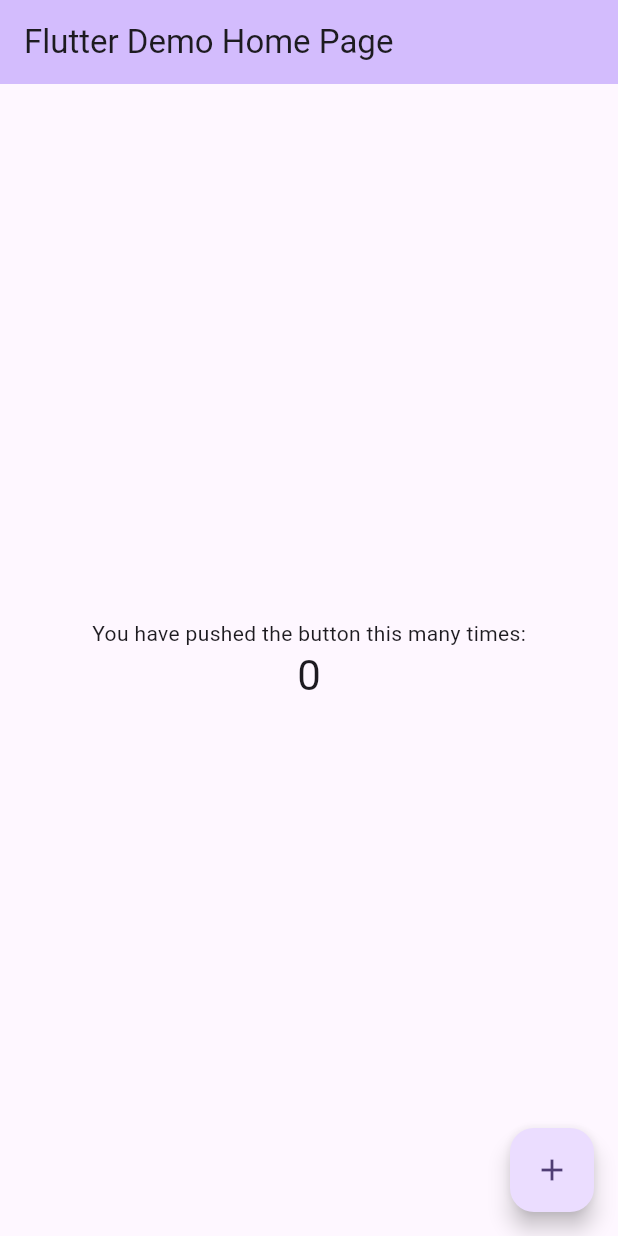
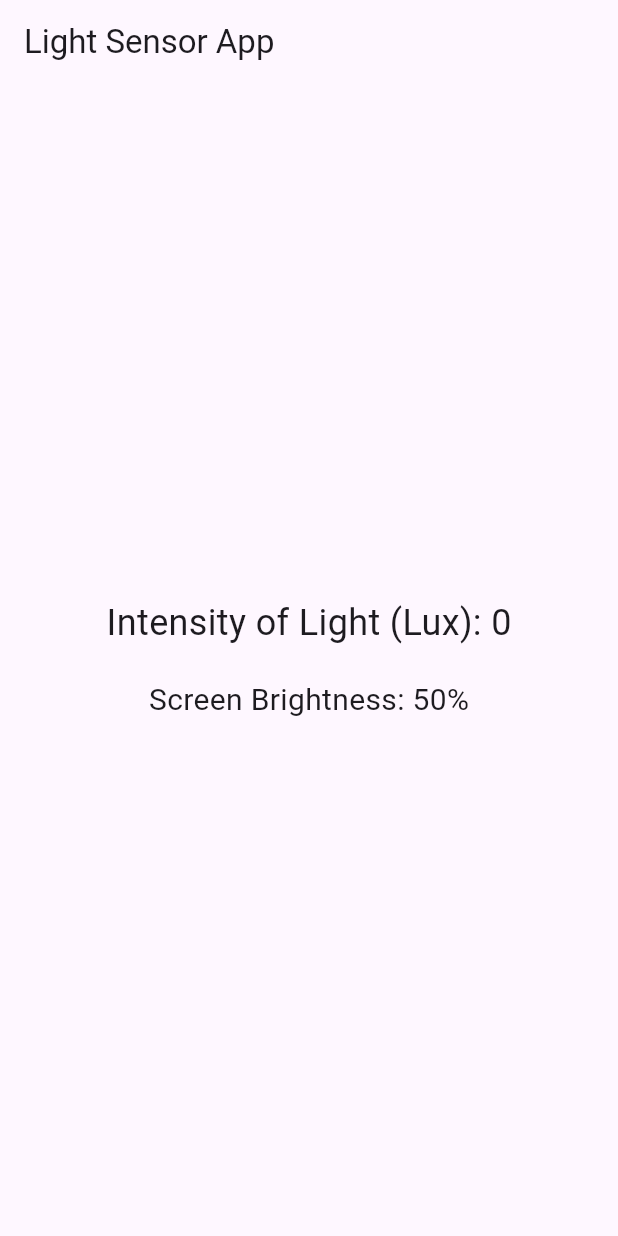
Before and after one commit to Syawalridho/grand-ball-auto, a Flutter app: the screen it shows after launch, on a phone screen of 412 x 824 dp. Run offline on Flutter 3.47's test engine with Material 3 defaults, Android fonts, the light colour scheme and no system bars; missing offline and left inert: light, screen_brightness.

Commit message:
update : test sensor cahaya

```diff
--- a/grand_ball_auto/lib/main.dart
+++ b/grand_ball_auto/lib/main.dart
@@ -1,125 +1,97 @@
 import 'package:flutter/material.dart';
+import 'package:light/light.dart';
+import 'package:screen_brightness/screen_brightness.dart';
 
 void main() {
-  runApp(const MyApp());
+  runApp(MyApp());
 }
 
 class MyApp extends StatelessWidget {
   const MyApp({super.key});
-
-  // This widget is the root of your application.
   @override
   Widget build(BuildContext context) {
     return MaterialApp(
-      title: 'Flutter Demo',
+      title: 'Light Sensor App',
       theme: ThemeData(
-        // This is the theme of your application.
-        //
-        // TRY THIS: Try running your application with "flutter run". You'll see
-        // the application has a purple toolbar. Then, without quitting the app,
-        // try changing the seedColor in the colorScheme below to Colors.green
-        // and then invoke "hot reload" (save your changes or press the "hot
-        // reload" button in a Flutter-supported IDE, or press "r" if you used
-        // the command line to start the app).
-        //
-        // Notice that the counter didn't reset back to zero; the application
-        // state is not lost during the reload. To reset the state, use hot
-        // restart instead.
-        //
-        // This works for code too, not just values: Most code changes can be
-        // tested with just a hot reload.
-        colorScheme: ColorScheme.fromSeed(seedColor: Colors.deepPurple),
-        useMaterial3: true,
+        primarySwatch: Colors.blue,
       ),
-      home: const MyHomePage(title: 'Flutter Demo Home Page'),
+      home: LightSensorPage(),
     );
   }
 }
 
-class MyHomePage extends StatefulWidget {
-  const MyHomePage({super.key, required this.title});
+class LightSensorPage extends StatefulWidget {
+  @override
+  _LightSensorPageState createState() => _LightSensorPageState();
+}
 
-  // This widget is the home page of your application. It is stateful, meaning
-  // that it has a State object (defined below) that contains fields that affect
-  // how it looks.
-
-  // This class is the configuration for the state. It holds the values (in this
-  // case the title) provided by the parent (in this case the App widget) and
-  // used by the build method of the State. Fields in a Widget subclass are
-  // always marked "final".
-
-  final String title;
+class _LightSensorPageState extends State<LightSensorPage> {
+  Light? _light;
+  double _targetBrightness = 0.5;
+  String _luxValue = '0';
+  final ScreenBrightness _screenBrightness = ScreenBrightness(); // Buat instans
 
   @override
-  State<MyHomePage> createState() => _MyHomePageState();
-}
+  void initState() {
+    super.initState();
+    _light = Light();
+    _startListening();
+  }
 
-class _MyHomePageState extends State<MyHomePage> {
-  int _counter = 0;
+  void _startListening() {
+    _light?.lightSensorStream.listen((luxValue) {
+      setState(() {
+        _luxValue = luxValue.toString();
+        _updateTargetBrightness(double.parse(luxValue.toString()));
+      });
+    });
+  }
 
-  void _incrementCounter() {
-    setState(() {
-      // This call to setState tells the Flutter framework that something has
-      // changed in this State, which causes it to rerun the build method below
-      // so that the display can reflect the updated values. If we changed
-      // _counter without calling setState(), then the build method would not be
-      // called again, and so nothing would appear to happen.
-      _counter++;
-    });
+  void _updateTargetBrightness(double luxValue) {
+    if (luxValue >= 80) {
+      _targetBrightness = 0.3;
+    } else if (luxValue >= 40) {
+      _targetBrightness = 0.5;
+    } else {
+      _targetBrightness = 0.8;
+    }
   }
 
   @override
   Widget build(BuildContext context) {
-    // This method is rerun every time setState is called, for instance as done
-    // by the _incrementCounter method above.
-    //
-    // The Flutter framework has been optimized to make rerunning build methods
-    // fast, so that you can just rebuild anything that needs updating rather
-    // than having to individually change instances of widgets.
     return Scaffold(
       appBar: AppBar(
-        // TRY THIS: Try changing the color here to a specific color (to
-        // Colors.amber, perhaps?) and trigger a hot reload to see the AppBar
-        // change color while the other colors stay the same.
-        backgroundColor: Theme.of(context).colorScheme.inversePrimary,
-        // Here we take the value from the MyHomePage object that was created by
-        // the App.build method, and use it to set our appbar title.
-        title: Text(widget.title),
+        title: Text('Light Sensor App'),
       ),
       body: Center(
-        // Center is a layout widget. It takes a single child and positions it
-        // in the middle of the parent.
         child: Column(
-          // Column is also a layout widget. It takes a list of children and
-          // arranges them vertically. By default, it sizes itself to fit its
-          // children horizontally, and tries to be as tall as its parent.
-          //
-          // Column has various properties to control how it sizes itself and
-          // how it positions its children. Here we use mainAxisAlignment to
-          // center the children vertically; the main axis here is the vertical
-          // axis because Columns are vertical (the cross axis would be
-          // horizontal).
-          //
-          // TRY THIS: Invoke "debug painting" (choose the "Toggle Debug Paint"
-          // action in the IDE, or press "p" in the console), to see the
-          // wireframe for each widget.
           mainAxisAlignment: MainAxisAlignment.center,
           children: <Widget>[
-            const Text(
-              'You have pushed the button this many times:',
+            Text(
+              'Intensity of Light (Lux): $_luxValue',
+              style: TextStyle(fontSize: 24),
             ),
-            Text(
-              '$_counter',
-              style: Theme.of(context).textTheme.headlineMedium,
+            SizedBox(height: 20),
+            TweenAnimationBuilder(
+              tween: Tween<double>(begin: 0.5, end: _targetBrightness),
+              duration: Duration(seconds: 1),
+              builder: (context, double brightness, _) {
+                _screenBrightness.setScreenBrightness(brightness); // Panggil melalui instans
+                return Text(
+                  'Screen Brightness: ${(brightness * 100).toStringAsFixed(0)}%',
+                  style: TextStyle(fontSize: 20),
+                );
+              },
             ),
           ],
         ),
       ),
-      floatingActionButton: FloatingActionButton(
-        onPressed: _incrementCounter,
-        tooltip: 'Increment',
-        child: const Icon(Icons.add),
-      ), // This trailing comma makes auto-formatting nicer for build methods.
     );
   }
+
+  @override
+  void dispose() {
+    _light = null;
+    super.dispose();
+  }
 }
--- a/grand_ball_auto/pubspec.yaml
+++ b/grand_ball_auto/pubspec.yaml
@@ -30,6 +30,8 @@ environment:
 dependencies:
   flutter:
     sdk: flutter
+  light: ^3.0.1
+  screen_brightness: ^2.0.0
 
 
   # The following adds the Cupertino Icons font to your application.
```
Also changed, not shown: grand_ball_auto/lib/maintttt.dart (added, +125 -0 lines), grand_ball_auto/pubspec.lock, 4 other files.
